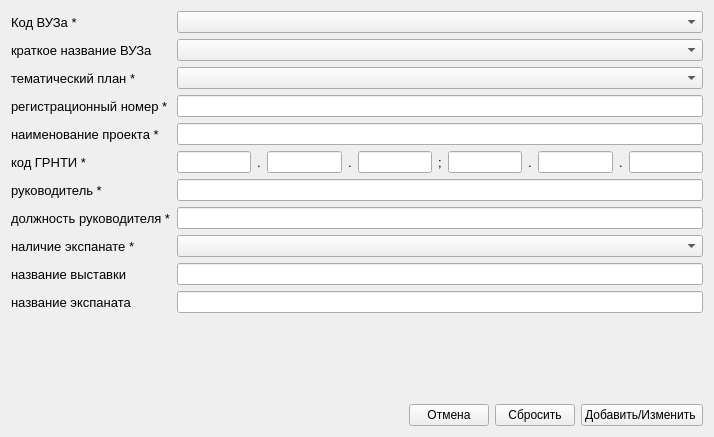
The window that insert_row.ui (VaninaAY/SYBD) describes before a commit, drawn with Qt 5.
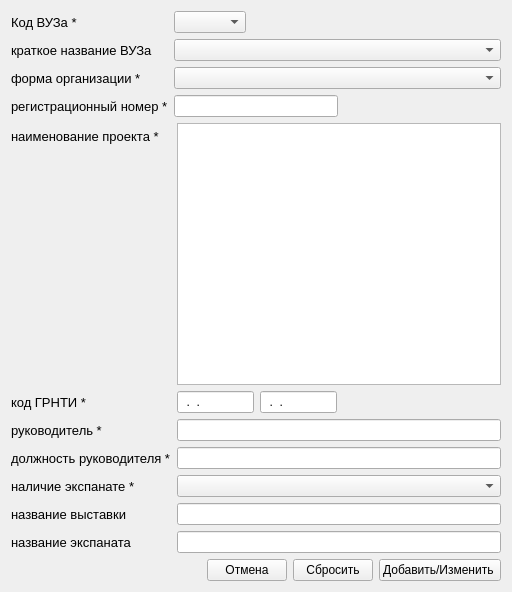
The same window after the commit.

What changed in the file:
```diff
--- a/insert_row.ui
+++ b/insert_row.ui
@@ -6,8 +6,8 @@
    <rect>
     <x>0</x>
     <y>0</y>
-    <width>714</width>
-    <height>437</height>
+    <width>512</width>
+    <height>592</height>
    </rect>
   </property>
   <property name="windowTitle">
@@ -29,7 +29,24 @@
       </widget>
      </item>
      <item row="0" column="1">
-      <widget class="QComboBox" name="comboBox_codvuz"/>
+      <layout class="QHBoxLayout" name="horizontalLayout">
+       <item>
+        <widget class="QComboBox" name="comboBox_codvuz"/>
+       </item>
+       <item>
+        <spacer name="horizontalSpacer">
+         <property name="orientation">
+          <enum>Qt::Horizontal</enum>
+         </property>
+         <property name="sizeHint" stdset="0">
+          <size>
+           <width>88</width>
+           <height>18</height>
+          </size>
+         </property>
+        </spacer>
+       </item>
+      </layout>
      </item>
      <item row="1" column="0">
       <widget class="QLabel" name="label_2">
@@ -54,7 +71,7 @@
         </font>
        </property>
        <property name="text">
-        <string>тематический план *</string>
+        <string>форма организации *</string>
        </property>
       </widget>
      </item>
@@ -74,13 +91,34 @@
       </widget>
      </item>
      <item row="3" column="1">
-      <widget class="QLineEdit" name="lineEdit_regnum">
-       <property name="maxLength">
-        <number>32834</number>
-       </property>
-      </widget>
+      <layout class="QHBoxLayout" name="horizontalLayout_5">
+       <item>
+        <widget class="QLineEdit" name="lineEdit_regnum">
+         <property name="maxLength">
+          <number>10</number>
+         </property>
+        </widget>
+       </item>
+       <item>
+        <spacer name="horizontalSpacer_5">
+         <property name="orientation">
+          <enum>Qt::Horizontal</enum>
+         </property>
+         <property name="sizeHint" stdset="0">
+          <size>
+           <width>40</width>
+           <height>20</height>
+          </size>
+         </property>
+        </spacer>
+       </item>
+      </layout>
      </item>
-     <item row="4" column="0">
+    </layout>
+   </item>
+   <item>
+    <layout class="QFormLayout" name="formLayout_2">
+     <item row="0" column="0">
       <widget class="QLabel" name="label_3">
        <property name="font">
         <font>
@@ -92,10 +130,10 @@
        </property>
       </widget>
      </item>
-     <item row="4" column="1">
-      <widget class="QLineEdit" name="lineEdit_subject"/>
+     <item row="0" column="1">
+      <widget class="QTextEdit" name="lineEdit_subject"/>
      </item>
-     <item row="5" column="0">
+     <item row="1" column="0">
       <widget class="QLabel" name="label_6">
        <property name="font">
         <font>
@@ -107,15 +145,15 @@
        </property>
       </widget>
      </item>
-     <item row="5" column="1">
-      <layout class="QHBoxLayout" name="horizontalLayout">
+     <item row="1" column="1">
+      <layout class="QHBoxLayout" name="horizontalLayout_3">
        <item>
-        <widget class="QLineEdit" name="lineEdit_grnti1_1">
+        <widget class="QLineEdit" name="lineEdit_grnti1">
          <property name="inputMask">
-          <string/>
+          <string>00.00.00</string>
          </property>
          <property name="text">
-          <string/>
+          <string>..</string>
          </property>
          <property name="maxLength">
           <number>32767</number>
@@ -123,103 +161,44 @@
         </widget>
        </item>
        <item>
-        <widget class="QLabel" name="label_12">
-         <property name="font">
-          <font>
-           <pointsize>10</pointsize>
-          </font>
+        <widget class="QLineEdit" name="lineEdit_grnti2">
+         <property name="inputMask">
+          <string>00.00.00</string>
          </property>
          <property name="text">
-          <string>.</string>
+          <string>..</string>
          </property>
         </widget>
        </item>
        <item>
-        <widget class="QLineEdit" name="lineEdit_grnti1_2">
-         <property name="text">
-          <string/>
+        <spacer name="horizontalSpacer_2">
+         <property name="orientation">
+          <enum>Qt::Horizontal</enum>
          </property>
-        </widget>
-       </item>
-       <item>
-        <widget class="QLabel" name="label_13">
-         <property name="font">
-          <font>
-           <pointsize>10</pointsize>
-          </font>
+         <property name="sizeHint" stdset="0">
+          <size>
+           <width>38</width>
+           <height>20</height>
+          </size>
          </property>
-         <property name="text">
-          <string>.</string>
-         </property>
-        </widget>
+        </spacer>
        </item>
        <item>
-        <widget class="QLineEdit" name="lineEdit_grnti1_3">
-         <property name="text">
-          <string/>
+        <spacer name="horizontalSpacer_3">
+         <property name="orientation">
+          <enum>Qt::Horizontal</enum>
          </property>
-        </widget>
-       </item>
-       <item>
-        <widget class="QLabel" name="label_14">
-         <property name="font">
-          <font>
-           <pointsize>10</pointsize>
-          </font>
+         <property name="sizeHint" stdset="0">
+          <size>
+           <width>188</width>
+           <height>20</height>
+          </size>
          </property>
-         <property name="text">
-          <string>;</string>
-         </property>
-        </widget>
-       </item>
-       <item>
-        <widget class="QLineEdit" name="lineEdit_grnti2_1">
-         <property name="text">
-          <string/>
-         </property>
-        </widget>
-       </item>
-       <item>
-        <widget class="QLabel" name="label_17">
-         <property name="font">
-          <font>
-           <pointsize>10</pointsize>
-          </font>
-         </property>
-         <property name="text">
-          <string>.</string>
-         </property>
-        </widget>
-       </item>
-       <item>
-        <widget class="QLineEdit" name="lineEdit_grnti2_2">
-         <property name="text">
-          <string/>
-         </property>
-        </widget>
-       </item>
-       <item>
-        <widget class="QLabel" name="label_16">
-         <property name="font">
-          <font>
-           <pointsize>10</pointsize>
-          </font>
-         </property>
-         <property name="text">
-          <string>.</string>
-         </property>
-        </widget>
-       </item>
-       <item>
-        <widget class="QLineEdit" name="lineEdit_grnti2_3">
-         <property name="text">
-          <string/>
-         </property>
-        </widget>
+        </spacer>
        </item>
       </layout>
      </item>
-     <item row="6" column="0">
+     <item row="2" column="0">
       <widget class="QLabel" name="label_7">
        <property name="font">
         <font>
@@ -231,10 +210,10 @@
        </property>
       </widget>
      </item>
-     <item row="6" column="1">
+     <item row="2" column="1">
       <widget class="QLineEdit" name="lineEdit_bossname"/>
      </item>
-     <item row="7" column="0">
+     <item row="3" column="0">
       <widget class="QLabel" name="label_9">
        <property name="font">
         <font>
@@ -246,10 +225,10 @@
        </property>
       </widget>
      </item>
-     <item row="7" column="1">
+     <item row="3" column="1">
       <widget class="QLineEdit" name="lineEdit_bosstitle"/>
      </item>
-     <item row="8" column="0">
+     <item row="4" column="0">
       <widget class="QLabel" name="label_8">
        <property name="font">
         <font>
@@ -261,10 +240,10 @@
        </property>
       </widget>
      </item>
-     <item row="8" column="1">
+     <item row="4" column="1">
       <widget class="QComboBox" name="comboBox_exhitype"/>
      </item>
-     <item row="9" column="0">
+     <item row="5" column="0">
       <widget class="QLabel" name="label_10">
        <property name="font">
         <font>
@@ -276,10 +255,10 @@
        </property>
       </widget>
      </item>
-     <item row="9" column="1">
+     <item row="5" column="1">
       <widget class="QLineEdit" name="lineEdit_vystavki"/>
      </item>
-     <item row="10" column="0">
+     <item row="6" column="0">
       <widget class="QLabel" name="label_11">
        <property name="font">
         <font>
@@ -291,46 +270,50 @@
        </property>
       </widget>
      </item>
-     <item row="10" column="1">
+     <item row="6" column="1">
       <widget class="QLineEdit" name="lineEdit_exponat"/>
      </item>
     </layout>
    </item>
    <item>
-    <layout class="QHBoxLayout" name="horizontalLayout_2">
+    <layout class="QHBoxLayout" name="horizontalLayout_4">
      <item>
-      <spacer name="horizontalSpacer">
+      <spacer name="horizontalSpacer_4">
        <property name="orientation">
         <enum>Qt::Horizontal</enum>
        </property>
        <property name="sizeHint" stdset="0">
         <size>
-         <width>268</width>
+         <width>40</width>
          <height>20</height>
         </size>
        </property>
       </spacer>
      </item>
      <item>
-      <widget class="QPushButton" name="Button_cancel">
-       <property name="text">
-        <string>Отмена</string>
-       </property>
-      </widget>
-     </item>
-     <item>
-      <widget class="QPushButton" name="Button_reset">
-       <property name="text">
-        <string>Сбросить</string>
-       </property>
-      </widget>
-     </item>
-     <item>
-      <widget class="QPushButton" name="Button_add">
-       <property name="text">
-        <string>Добавить/Изменить </string>
-       </property>
-      </widget>
+      <layout class="QHBoxLayout" name="horizontalLayout_2">
+       <item>
+        <widget class="QPushButton" name="Button_cancel">
+         <property name="text">
+          <string>Отмена</string>
+         </property>
+        </widget>
+       </item>
+       <item>
+        <widget class="QPushButton" name="Button_reset">
+         <property name="text">
+          <string>Сбросить</string>
+         </property>
+        </widget>
+       </item>
+       <item>
+        <widget class="QPushButton" name="Button_add">
+         <property name="text">
+          <string>Добавить/Изменить </string>
+         </property>
+        </widget>
+       </item>
+      </layout>
      </item>
     </layout>
    </item>
```
Left out of the diff: 2 changed lines with no effect on the pictures.
